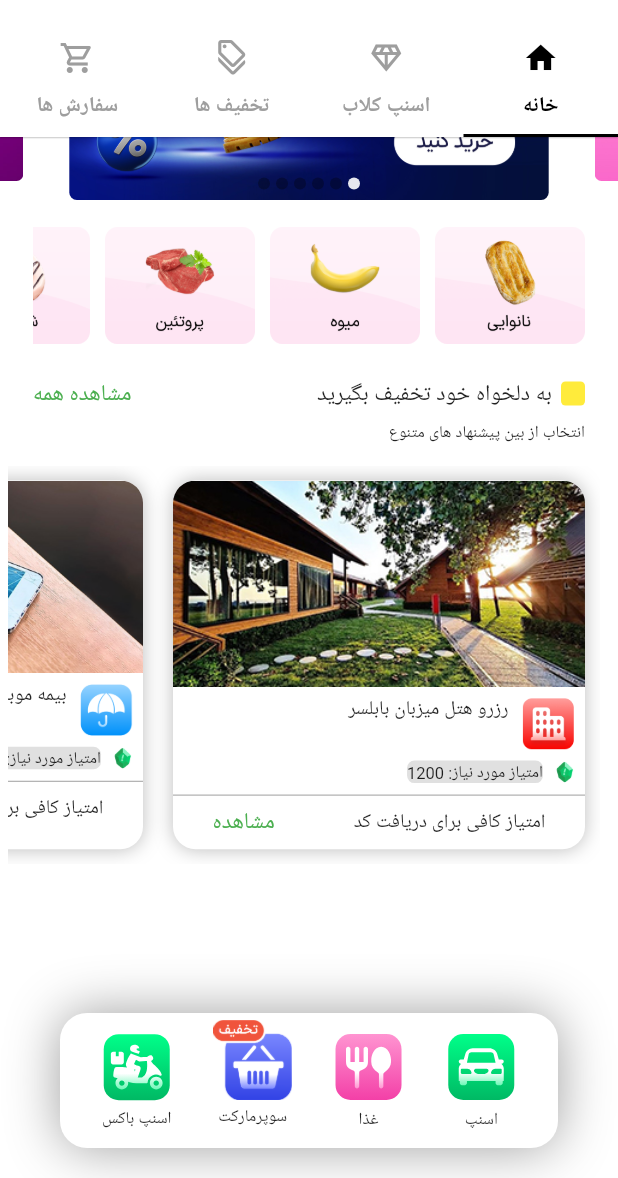
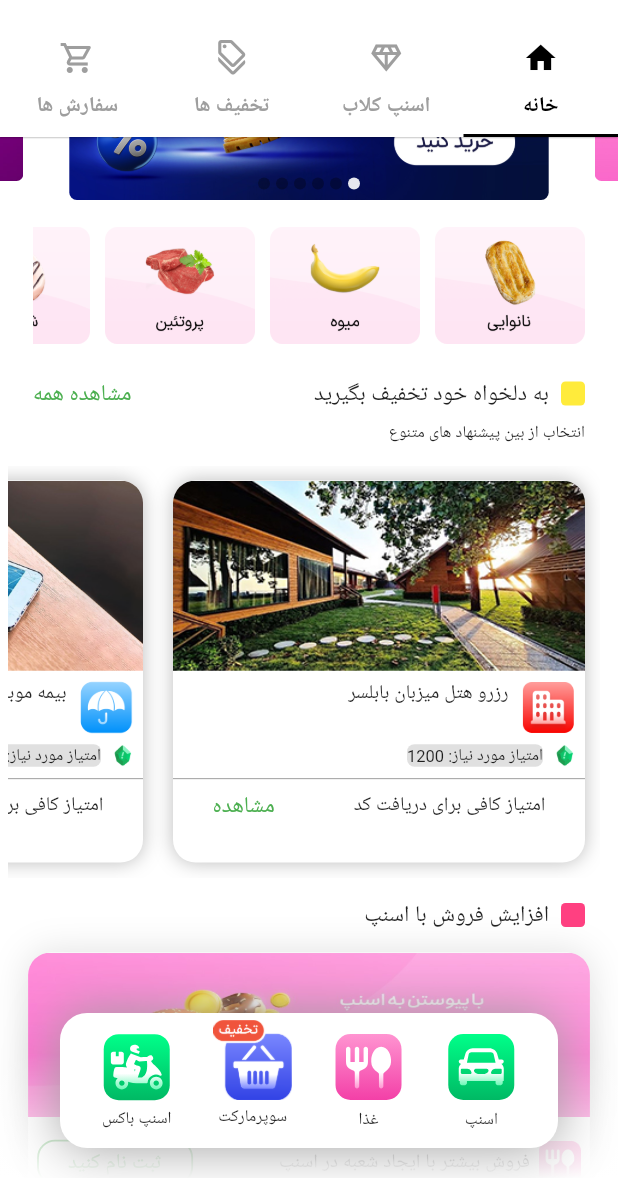
Before and after one commit to sajjadabbasi1383/SnapSample, a Flutter app: the screen it shows after launch, scrolled down 524 dp, on a phone screen of 412 x 824 dp, the part 58-1236 px from its top. Run offline on Flutter 3.47's test engine with Material 2 defaults, Android fonts, the light colour scheme and no system bars; drawn by our look-alikes of carousel_slider; our stand-ins replace flutter_spinkit, flutter_svg, geocoding; missing offline and left inert: flutter_osm_plugin; Roboto replaces fonts that are missing (Vazir).

Commit message:
implement DetailBanner and configure discount ListView

```diff
--- a/lib/gen/assets.gen.dart
+++ b/lib/gen/assets.gen.dart
@@ -68,6 +68,9 @@ class $AssetsIconsGen {
   /// File path: assets/icons/food.svg
   SvgGenImage get food => const SvgGenImage('assets/icons/food.svg');
 
+  /// File path: assets/icons/food2.png
+  AssetGenImage get food2 => const AssetGenImage('assets/icons/food2.png');
+
   /// File path: assets/icons/gem.png
   AssetGenImage get gem => const AssetGenImage('assets/icons/gem.png');
 
@@ -94,6 +97,9 @@ class $AssetsIconsGen {
 
   /// File path: assets/icons/origin.svg
   SvgGenImage get origin => const SvgGenImage('assets/icons/origin.svg');
+
+  /// File path: assets/icons/pay.png
+  AssetGenImage get pay => const AssetGenImage('assets/icons/pay.png');
 
   /// File path: assets/icons/pharmacy.svg
   SvgGenImage get pharmacy => const SvgGenImage('assets/icons/pharmacy.svg');
@@ -144,6 +150,7 @@ class $AssetsIconsGen {
         driver,
         fdomT,
         food,
+        food2,
         gem,
         hotel,
         insdiscount,
@@ -152,6 +159,7 @@ class $AssetsIconsGen {
         investment,
         moving,
         origin,
+        pay,
         pharmacy,
         pickup,
         shop,
@@ -166,6 +174,10 @@ class $AssetsIconsGen {
 
 class $AssetsImagesGen {
   const $AssetsImagesGen();
+
+  /// File path: assets/images/BannerSell.jpg
+  AssetGenImage get bannerSell =>
+      const AssetGenImage('assets/images/BannerSell.jpg');
 
   /// File path: assets/images/BimeMobile.png
   AssetGenImage get bimeMobile =>
@@ -278,6 +290,10 @@ class $AssetsImagesGen {
   AssetGenImage get bannerMazMaz =>
       const AssetGenImage('assets/images/bannerMazMaz.jpg');
 
+  /// File path: assets/images/bannerPay.jpg
+  AssetGenImage get bannerPay =>
+      const AssetGenImage('assets/images/bannerPay.jpg');
+
   /// File path: assets/images/bannerQest.png
   AssetGenImage get bannerQest =>
       const AssetGenImage('assets/images/bannerQest.png');
@@ -302,6 +318,7 @@ class $AssetsImagesGen {
 
   /// List of all assets
   List<AssetGenImage> get values => [
+        bannerSell,
         bimeMobile,
         bus,
         flight,
@@ -331,6 +348,7 @@ class $AssetsImagesGen {
         bannerHaraj,
         bannerHaraj2,
         bannerMazMaz,
+        bannerPay,
         bannerQest,
         golsetan,
         intflight,
--- a/lib/home_screen.dart
+++ b/lib/home_screen.dart
@@ -159,12 +159,34 @@ class _HomeScreenState extends State<HomeScreen> {
             ),
             slider(),
             const CategoryListView(),
-            const SquareContainerRow(),
-             DiscountListView(context: context),
-            const SizedBox(
-              height: 200,
+            const SquareContainerColumn(),
+            DiscountListView(context: context),
+            const SquareContainerRow(color: Colors.pinkAccent, title: 'افزایش فروش با اسنپ',),
+            DetailBanner(iconUrl: Assets.icons.food2.path, title: 'فروش بیشتر با ایجاد شعبه در اسنپ', imgUrl: Assets.images.bannerSell.path, buttonTitle: 'ثبت نام کنید',),
+            const SquareContainerRow(color: Colors.blue, title: 'قابلیت جدید پرداخت',),
+            DetailBanner(iconUrl: Assets.icons.pay.path, title: 'با پرداخت مستقیم', imgUrl: Assets.images.bannerPay.path, buttonTitle: 'فعال کنید',),
+             const SizedBox(
+              height: 130,
             ),
           ]),
+        ),
+        Positioned(
+          bottom: 0,
+          right: 0,
+          left: 0,
+          child: Container(
+            height: MediaQuery.of(context).size.height / 10,
+            decoration: const BoxDecoration(
+              gradient: LinearGradient(
+                colors: [
+                  Color.fromARGB(0, 255, 255, 255),
+                  Color.fromARGB(255, 255, 255, 255)
+                ],
+                begin: Alignment.topCenter,
+                end: Alignment.bottomCenter,
+              ),
+            ),
+          ),
         ),
         const BottomNavBar(),
       ],
--- a/lib/widget/my_widget.dart
+++ b/lib/widget/my_widget.dart
@@ -5,6 +5,7 @@ import '../constant/dimens.dart';
 import '../constant/my_text_style.dart';
 import '../gen/assets.gen.dart';
 import '../model/model.dart';
+
 class CategoryListView extends StatelessWidget {
   const CategoryListView({
     super.key,
@@ -13,7 +14,7 @@ class CategoryListView extends StatelessWidget {
   @override
   Widget build(BuildContext context) {
     return Padding(
-      padding:  const EdgeInsets.fromLTRB(22,2,22,2),
+      padding: const EdgeInsets.fromLTRB(22, 2, 22, 2),
       child: SizedBox(
         height: 100,
         child: ListView.builder(
@@ -23,7 +24,11 @@ class CategoryListView extends StatelessWidget {
           itemBuilder: (context, index) {
             return Padding(
               padding: const EdgeInsets.only(left: 10),
-              child: Image.asset(imgFrameList[index],height: 100,width: 100,),
+              child: Image.asset(
+                imgFrameList[index],
+                height: 100,
+                width: 100,
+              ),
             );
           },
         ),
@@ -33,7 +38,6 @@ class CategoryListView extends StatelessWidget {
 }
 
 class MyBackButton extends StatelessWidget {
-
   final Function() onPressed;
 
   const MyBackButton({super.key, required this.onPressed});
@@ -51,13 +55,10 @@ class MyBackButton extends StatelessWidget {
             color: Colors.white,
             boxShadow: [
               BoxShadow(
-                  color: Colors.black26,
-                  offset: Offset(2,3),
-                  blurRadius: 18
-              )
-            ]
-        ),
-        child: IconButton(onPressed: onPressed,icon: const Icon(Icons.arrow_back)),
+                  color: Colors.black26, offset: Offset(2, 3), blurRadius: 18)
+            ]),
+        child: IconButton(
+            onPressed: onPressed, icon: const Icon(Icons.arrow_back)),
       ),
     );
   }
@@ -153,8 +154,8 @@ class BottomNavBar extends StatelessWidget {
   }
 }
 
-class SquareContainerRow extends StatelessWidget {
-  const SquareContainerRow({
+class SquareContainerColumn extends StatelessWidget {
+  const SquareContainerColumn({
     super.key,
   });
 
@@ -179,7 +180,9 @@ class SquareContainerRow extends StatelessWidget {
                         borderRadius: BorderRadius.circular(3),
                       ),
                     ),
-                    const SizedBox(width: 6,),
+                    const SizedBox(
+                      width: 8,
+                    ),
                     const Text(
                       "به دلخواه خود تخفیف بگیرید",
                     ),
@@ -191,13 +194,59 @@ class SquareContainerRow extends StatelessWidget {
                 ),
               ],
             ),
-             const SizedBox(height: 8,),
+            const SizedBox(
+              height: 8,
+            ),
             Align(
               alignment: Alignment.centerRight,
               child: Text(
                 "انتخاب از بین پیشنهاد های متنوع",
                 style: MyTextStyle.textStyle2,
               ),
+            ),
+          ],
+        ),
+      ),
+    );
+  }
+}
+
+class SquareContainerRow extends StatelessWidget {
+  final Color color;
+  final String title;
+
+  const SquareContainerRow({
+    required this.color,
+    required this.title,
+    super.key,
+  });
+
+  @override
+  Widget build(BuildContext context) {
+    return Padding(
+      padding: const EdgeInsets.fromLTRB(22, 5, 22, 5),
+      child: Align(
+        alignment: Alignment.centerRight,
+        child: Row(
+          mainAxisAlignment: MainAxisAlignment.spaceBetween,
+          children: [
+            Row(
+              children: [
+                Container(
+                  height: 16,
+                  width: 16,
+                  decoration: BoxDecoration(
+                    color: color,
+                    borderRadius: BorderRadius.circular(3),
+                  ),
+                ),
+                const SizedBox(
+                  width: 8,
+                ),
+                Text(
+                  title,
+                ),
+              ],
             ),
           ],
         ),
@@ -219,7 +268,7 @@ class DiscountListView extends StatelessWidget {
     return Padding(
       padding: const EdgeInsets.fromLTRB(5, 5, 12, 10),
       child: SizedBox(
-          height: MediaQuery.of(context).size.height/3.1,
+          height: MediaQuery.of(context).size.height / 3,
           child: ListView.builder(
             physics: const BouncingScrollPhysics(),
             scrollDirection: Axis.horizontal,
@@ -228,29 +277,45 @@ class DiscountListView extends StatelessWidget {
               return Padding(
                   padding: const EdgeInsets.all(10),
                   child: Container(
-                    width: MediaQuery.of(context).size.width/1.5,
-                    height: MediaQuery.of(context).size.height/3.2,
+                    width: MediaQuery.of(context).size.width / 1.5,
+                    height: MediaQuery.of(context).size.height / 3.2,
                     decoration: BoxDecoration(
                         color: Colors.white,
                         borderRadius: BorderRadius.circular(15),
-                        boxShadow: const [BoxShadow(
+                        boxShadow: const [
+                          BoxShadow(
                             color: Colors.black26,
                             blurRadius: 10,
-                        )]
-                    ),
+                          )
+                        ]),
                     child: Column(
                       children: [
                         ClipRRect(
-                            borderRadius: const BorderRadius.only(topRight: Radius.circular(15),topLeft: Radius.circular(15)),
-                            child: Image.asset(discountListItems[index].imgUrl,)),
+                            borderRadius: const BorderRadius.only(
+                                topRight: Radius.circular(15),
+                                topLeft: Radius.circular(15)),
+                            child: Image.asset(
+                              discountListItems[index].imgUrl,
+                              height: MediaQuery.of(context).size.height / 6.5,
+                              width: MediaQuery.of(context).size.width / 1.3,
+                              fit: BoxFit.fill,
+                            )),
                         Padding(
                           padding: const EdgeInsets.all(6.0),
                           child: Row(
                             crossAxisAlignment: CrossAxisAlignment.start,
                             children: [
-                              Image.asset(discountListItems[index].iconUrl,width: 37,),
-                              const SizedBox(width: 8,),
-                              Text(discountListItems[index].title,style: MyTextStyle.textStyle3,)
+                              Image.asset(
+                                discountListItems[index].iconUrl,
+                                width: 37,
+                              ),
+                              const SizedBox(
+                                width: 8,
+                              ),
+                              Text(
+                                discountListItems[index].title,
+                                style: MyTextStyle.textStyle3,
+                              )
                             ],
                           ),
                         ),
@@ -258,14 +323,22 @@ class DiscountListView extends StatelessWidget {
                           padding: const EdgeInsets.only(right: 6.0),
                           child: Row(
                             children: [
-                              Image.asset(Assets.icons.gem.path,width: 15,),
-                              const SizedBox(width: 7,),
+                              Image.asset(
+                                Assets.icons.gem.path,
+                                width: 15,
+                              ),
+                              const SizedBox(
+                                width: 7,
+                              ),
                               Container(
                                   decoration: BoxDecoration(
                                     color: Colors.black12,
                                     borderRadius: BorderRadius.circular(5),
                                   ),
-                                  child: Text("امتیاز مورد نیاز: ${discountListItems[index].score}",style: MyTextStyle.textStyle2,))
+                                  child: Text(
+                                    "امتیاز مورد نیاز: ${discountListItems[index].score}",
+                                    style: MyTextStyle.textStyle2,
+                                  ))
                             ],
                           ),
                         ),
@@ -273,32 +346,36 @@ class DiscountListView extends StatelessWidget {
                         Row(
                           mainAxisAlignment: MainAxisAlignment.spaceAround,
                           children: [
-                            Text("امتیاز کافی برای دریافت کد",style: MyTextStyle.textStyle3,),
-                            const Text("مشاهده",style: TextStyle(color: Colors.green),),
+                            Text(
+                              "امتیاز کافی برای دریافت کد",
+                              style: MyTextStyle.textStyle3,
+                            ),
+                            const Text(
+                              "مشاهده",
+                              style: TextStyle(color: Colors.green),
+                            ),
                           ],
                         ),
                       ],
                     ),
-                  )
-              );
-            },)),
+                  ));
+            },
+          )),
     );
   }
 }
 
-
-class DiscountListItem extends StatelessWidget {
-
+class DetailBanner extends StatelessWidget {
   final String iconUrl;
   final String title;
-  final String score;
+  final String buttonTitle;
   final String imgUrl;
 
-  const DiscountListItem({
+  const DetailBanner({
     required this.iconUrl,
     required this.title,
     required this.imgUrl,
-    required this.score,
+    required this.buttonTitle,
     super.key,
   });
 
@@ -307,58 +384,72 @@ class DiscountListItem extends StatelessWidget {
     return Padding(
         padding: const EdgeInsets.all(10),
         child: Container(
-        width: MediaQuery.of(context).size.width/1.5,
-        height: MediaQuery.of(context).size.height/3.2,
+          width: MediaQuery.of(context).size.width / 1.1,
+          height: MediaQuery.of(context).size.height / 4.6,
           decoration: BoxDecoration(
               color: Colors.white,
               borderRadius: BorderRadius.circular(15),
-          boxShadow: const [BoxShadow(
-            color: Colors.black26,
-            blurRadius: 10,
-          )]
-        ),
+              boxShadow: const [
+                BoxShadow(
+                  color: Colors.black12,
+                  blurRadius: 20,
+                )
+              ]),
           child: Column(
             children: [
               ClipRRect(
-              borderRadius: const BorderRadius.only(topRight: Radius.circular(15),topLeft: Radius.circular(15)),
-                child: Image.asset(imgUrl,)),
+                  borderRadius: const BorderRadius.only(
+                      topRight: Radius.circular(15),
+                      topLeft: Radius.circular(15)),
+                  child: Image.asset(
+                    imgUrl,
+                    width: MediaQuery.of(context).size.width / 1.1,
+                    height: MediaQuery.of(context).size.height / 7.5,
+                    fit: BoxFit.fill,
+                  )),
               Padding(
                 padding: const EdgeInsets.all(6.0),
                 child: Row(
-                crossAxisAlignment: CrossAxisAlignment.start,
+                  mainAxisAlignment: MainAxisAlignment.spaceBetween,
                   children: [
-                  Image.asset(iconUrl,width: 37,),
-                  const SizedBox(width: 8,),
-                  Text(title,style: MyTextStyle.textStyle3,)
+                    Row(
+                      children: [
+                        Image.asset(
+                          iconUrl,
+                          width: 28,
+                        ),
+                        const SizedBox(
+                          width: 6,
+                        ),
+                        Text(
+                          title,
+                          style: MyTextStyle.textStyle3,
+                        ),
+                      ],
+                    ),
+                    ElevatedButton(
+                      onPressed: () {},
+                      style: const ButtonStyle(
+                          side: MaterialStatePropertyAll(
+                            BorderSide(width: 1.2, color: Colors.green),
+                          ),
+                          maximumSize: MaterialStatePropertyAll(Size(104, 30)),
+                          minimumSize: MaterialStatePropertyAll(Size(104, 30)),
+                          backgroundColor:
+                              MaterialStatePropertyAll(Colors.white),
+                          textStyle: MaterialStatePropertyAll(
+                              TextStyle(fontFamily: "Vazir")),
+                          foregroundColor:
+                              MaterialStatePropertyAll(Colors.green)),
+                      child: Text(
+                        buttonTitle,
+                      ),
+                    ),
                   ],
                 ),
               ),
-            Padding(
-              padding: const EdgeInsets.only(right: 6.0),
-              child: Row(
-                children: [
-                  Image.asset(Assets.icons.gem.path,width: 15,),
-                  const SizedBox(width: 7,),
-                  Container(
-                      decoration: BoxDecoration(
-                        color: Colors.black12,
-                        borderRadius: BorderRadius.circular(5),
-                      ),
-                      child: Text("امتیاز مورد نیاز: $score",style: MyTextStyle.textStyle2,))
             ],
           ),
-            ),
-            const Divider(color: Colors.black38),
-            Row(
-              mainAxisAlignment: MainAxisAlignment.spaceAround,
-              children: [
-                Text("امتیاز کافی برای دریافت کد",style: MyTextStyle.textStyle3,),
-                const Text("مشاهده",style: TextStyle(color: Colors.green),),
-              ],
-            ),
-          ],
-        ),
-      )
-    );
+        ));
   }
 }
```
Also changed, not shown: assets/icons/food2.png (added), assets/icons/pay.png (added), assets/images/BannerSell.jpg (added), assets/images/bannerPay.jpg (added). Lines whose indentation alone changed are shown as unchanged.
